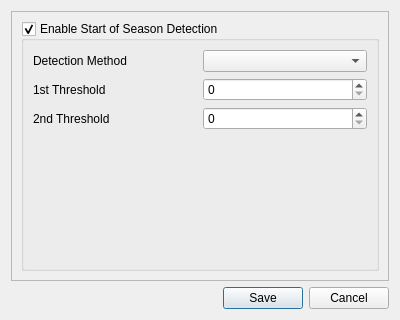
JuanPDiazL/SMPG, file ui/rainy_season_detection_dialog.ui: the form before one commit.
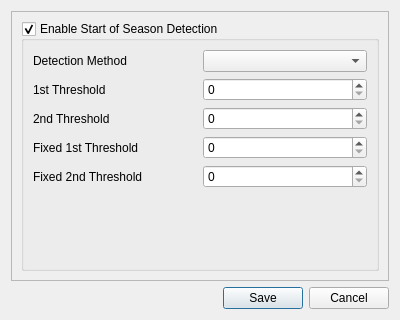
The form after the commit.

Commit message: add tuning for fixed thresholds of  percent of climatology average SoS detection

Diff of the .ui file:
```diff
--- a/ui/rainy_season_detection_dialog.ui
+++ b/ui/rainy_season_detection_dialog.ui
@@ -45,6 +45,13 @@
          <bool>true</bool>
         </property>
         <layout class="QGridLayout" name="gridLayout_2">
+         <item row="0" column="0">
+          <widget class="QLabel" name="label">
+           <property name="text">
+            <string>Detection Method</string>
+           </property>
+          </widget>
+         </item>
          <item row="1" column="0">
           <widget class="QLabel" name="label_2">
            <property name="text">
@@ -52,6 +59,9 @@
            </property>
           </widget>
          </item>
+         <item row="0" column="1">
+          <widget class="QComboBox" name="sosDetectionMethodComboBox"/>
+         </item>
          <item row="2" column="1">
           <widget class="QSpinBox" name="sos2ndThresholdSpinBox">
            <property name="maximum">
@@ -59,7 +69,7 @@
            </property>
           </widget>
          </item>
-         <item row="3" column="0" colspan="2">
+         <item row="4" column="0" colspan="2">
           <spacer name="verticalSpacer">
            <property name="orientation">
             <enum>Qt::Vertical</enum>
@@ -89,14 +99,42 @@
            </property>
           </widget>
          </item>
-         <item row="0" column="1">
-          <widget class="QComboBox" name="sosDetectionMethodComboBox"/>
-         </item>
-         <item row="0" column="0">
-          <widget class="QLabel" name="label">
-           <property name="text">
-            <string>Detection Method</string>
-           </property>
+         <item row="3" column="0" colspan="2">
+          <widget class="QWidget" name="pctAvgWidgetGroup" native="true">
+           <layout class="QGridLayout" name="gridLayout_4">
+            <property name="leftMargin">
+             <number>0</number>
+            </property>
+            <property name="topMargin">
+             <number>0</number>
+            </property>
+            <property name="rightMargin">
+             <number>0</number>
+            </property>
+            <property name="bottomMargin">
+             <number>0</number>
+            </property>
+            <item row="0" column="0">
+             <widget class="QLabel" name="label_4">
+              <property name="text">
+               <string>Fixed 1st Threshold</string>
+              </property>
+             </widget>
+            </item>
+            <item row="0" column="1">
+             <widget class="QSpinBox" name="sosFixed1stThresholdSpinBox"/>
+            </item>
+            <item row="1" column="0">
+             <widget class="QLabel" name="label_5">
+              <property name="text">
+               <string>Fixed 2nd Threshold</string>
+              </property>
+             </widget>
+            </item>
+            <item row="1" column="1">
+             <widget class="QSpinBox" name="sosFixed2ndThresholdSpinBox"/>
+            </item>
+           </layout>
           </widget>
          </item>
         </layout>
```
The commit also changes 3 other files.
